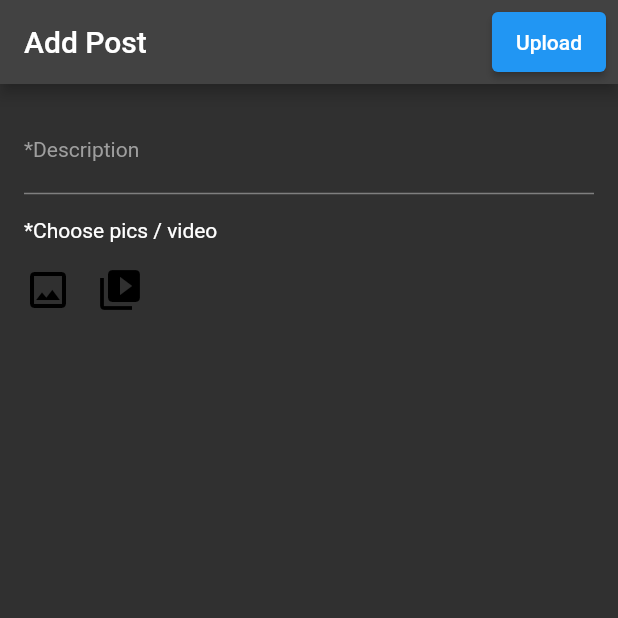
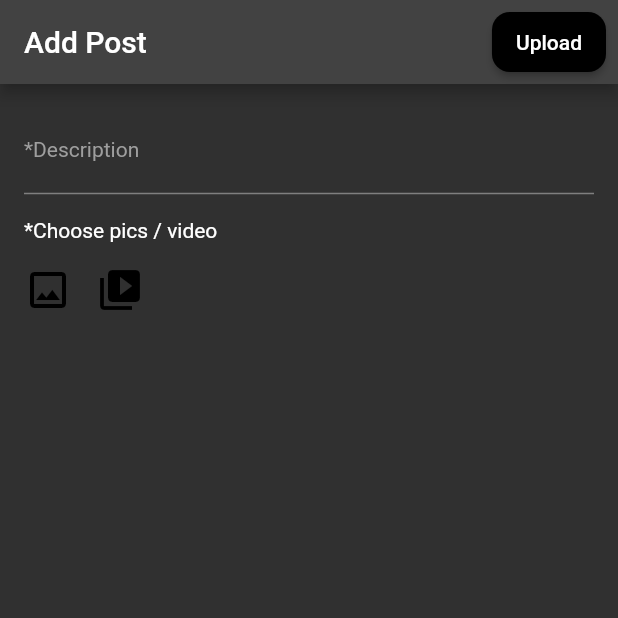
Before and after one commit to SatyamKr07/expApp, a Flutter app: the AddPost screen opened directly, on a phone screen of 412 x 824 dp, the top half of it. Run offline on Flutter 3.47's test engine with Material 2 defaults, Android fonts, the phone set to English and light mode, and no system bars; drawn by our look-alikes of carousel_slider; our stand-ins replace better_player, cached_network_image, cloud_firestore, firebase_auth, firebase_core, firebase_storage and 13 more; missing offline and left inert: video_compress; accounts and stored records are empty; generated files the repository leaves out were written again.

Commit message:
ui fixes

```diff
--- a/lib/src/pages/add_post/add_post.dart
+++ b/lib/src/pages/add_post/add_post.dart
@@ -1,6 +1,7 @@
 import 'package:commentor/src/central/services/my_logger.dart';
 import 'package:commentor/src/central/widgets/build_swiper.dart';
 import 'package:commentor/src/controllers/add_post_controller.dart';
+import 'package:flutter/cupertino.dart';
 import 'package:flutter/material.dart';
 import 'package:get/get.dart';
 
@@ -24,6 +25,13 @@ class AddPost extends StatelessWidget {
                       Padding(
                         padding: const EdgeInsets.all(8.0),
                         child: ElevatedButton(
+                          style: ElevatedButton.styleFrom(
+                            shape: RoundedRectangleBorder(
+                              borderRadius: BorderRadius.circular(12),
+                            ),
+                            primary: Colors.black,
+                            // primary: CupertinoColors.systemPurple,
+                          ),
                           onPressed: () async {
                             await addBlogController.uploadPost();
 
--- a/lib/src/pages/bottom_bar/my_bottom_bar.dart
+++ b/lib/src/pages/bottom_bar/my_bottom_bar.dart
@@ -37,7 +37,7 @@ class _MyBottomBarState extends State<MyBottomBar> {
             activeColorPrimary: CupertinoColors.systemPurple,
             inactiveColorPrimary: CupertinoColors.white),
         PersistentBottomNavBarItem(
-          icon: Icon(Icons.add),
+          icon: Icon(Icons.add, color: Colors.white),
           // title: ("Settings"),
           activeColorPrimary: CupertinoColors.systemPurple,
           inactiveColorPrimary: CupertinoColors.white,
```
